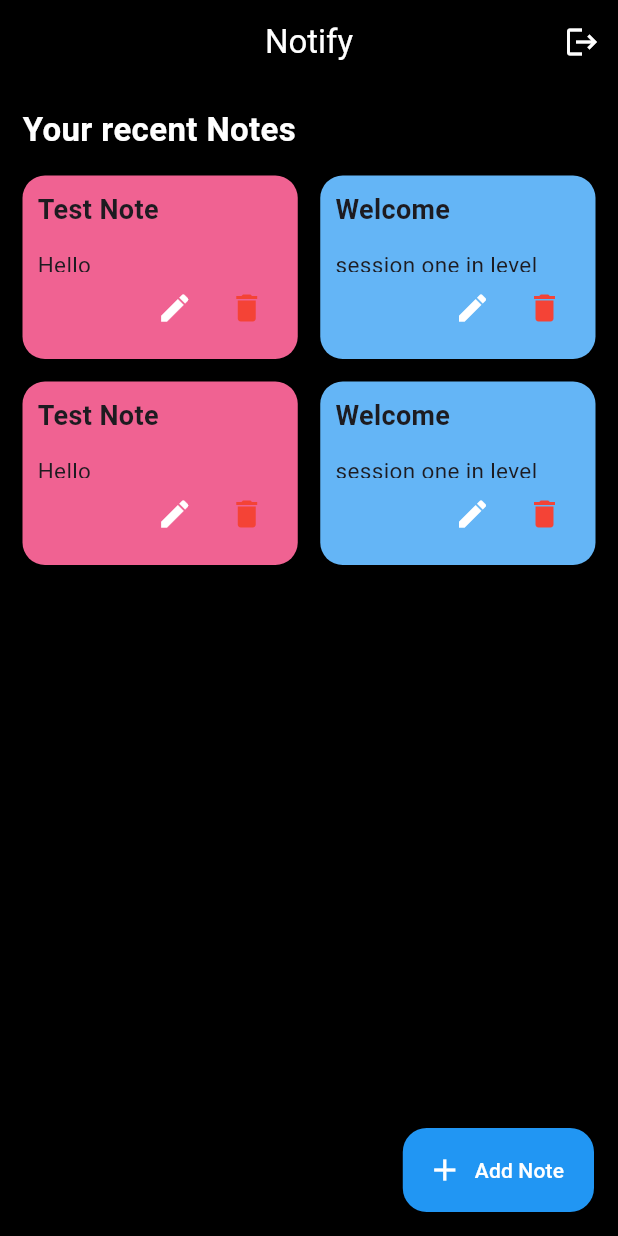
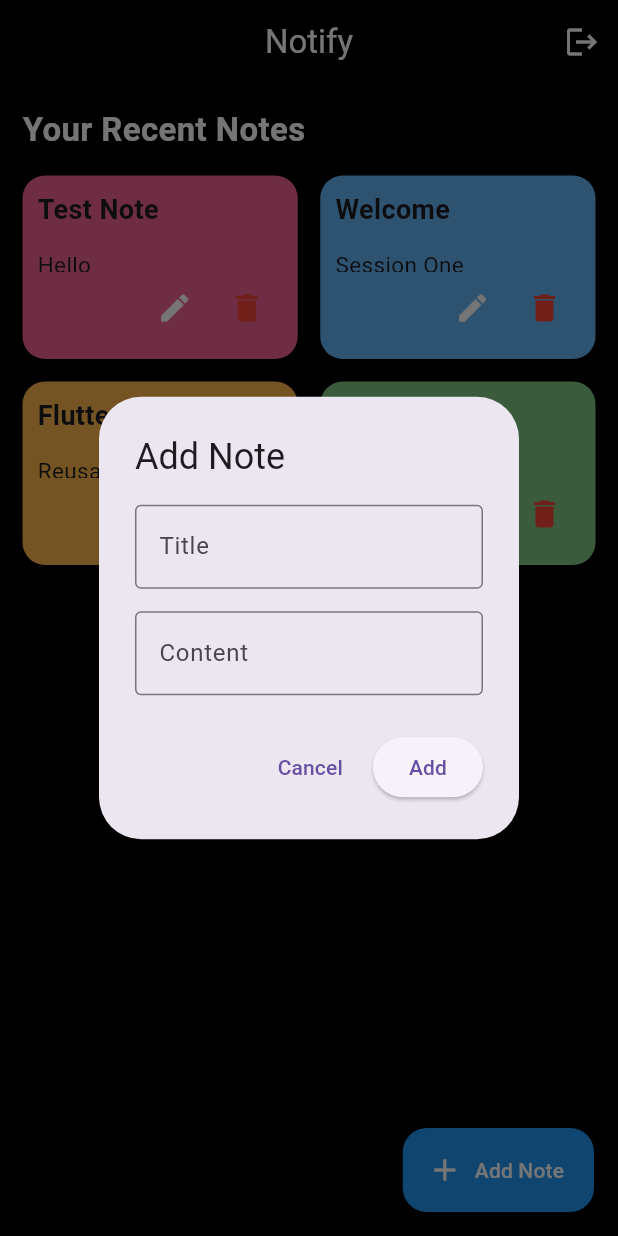
Before and after one commit to nourhan312/Notes-App-3c, a Flutter app: the HomeScreen screen opened directly, after a tap on "Add Note", on a phone screen of 412 x 824 dp. Run offline on Flutter 3.47's test engine with Material 3 defaults, Android fonts, the light colour scheme and no system bars; our stand-ins replace cloud_firestore, firebase_auth, firebase_core, shared_preferences; accounts and stored records are empty.

Commit message:
add firebase store and add note dialog

```diff
--- a/lib/main.dart
+++ b/lib/main.dart
@@ -20,7 +20,7 @@ class MyApp extends StatelessWidget {
   Widget build(BuildContext context) {
     return MaterialApp(
       debugShowCheckedModeBanner: false,
-      home: HomeScreen(),
+      home: SplashScreen(),
     );
   }
 }
--- a/lib/models/note_model.dart
+++ b/lib/models/note_model.dart
@@ -8,4 +8,22 @@ NoteModel({
   required this.title ,
   required this.content,
   required this.color});
+
+
+
+  Map<String, dynamic> toMap() {
+    return {
+      "title": title,
+      "content": content,
+      "color": color.value,
+    };
+  }
+
+  factory NoteModel.fromMap(Map<String, dynamic> map) {
+    return NoteModel(
+      title: map["title"],
+      content: map["content"],
+      color: Color(map["color"]),
+    );
+  }
 }
--- a/lib/screens/home_screen.dart
+++ b/lib/screens/home_screen.dart
@@ -1,10 +1,8 @@
-
-
 import 'package:flutter/material.dart';
 import 'package:note_app_adam/models/note_model.dart';
 import 'package:note_app_adam/widgets/note_card.dart';
-
 import '../services/firebase_auth.dart';
+import '../services/firestore_service.dart';
 
 class HomeScreen extends StatefulWidget {
   const HomeScreen({super.key});
@@ -14,68 +12,181 @@ class HomeScreen extends StatefulWidget {
 }
 
 class _HomeScreenState extends State<HomeScreen> {
-
-
-  List <NoteModel> notes = [
-    NoteModel(title: "Test Note", content: "Hello ", color: Colors.pink.shade300),
-    NoteModel(title: "Welcome", content: "session one in level ", color: Colors.blue.shade300),
-    NoteModel(title: "Test Note", content: "Hello ", color: Colors.pink.shade300),
-    NoteModel(title: "Welcome", content: "session one in level ", color: Colors.blue.shade300),
+  List<NoteModel> notes = [
+    NoteModel(
+      title: "Test Note",
+      content: "Hello",
+      color: Colors.pink.shade300,
+    ),
+    NoteModel(
+      title: "Welcome",
+      content: "Session One",
+      color: Colors.blue.shade300,
+    ),
+    NoteModel(
+      title: "Flutter",
+      content: "Reusable Widgets",
+      color: Colors.orange.shade300,
+    ),
+    NoteModel(
+      title: "Note App",
+      content: "GridView Builder",
+      color: Colors.green.shade300,
+    ),
   ];
 
+  final formKey = GlobalKey<FormState>();
+
+  final TextEditingController titleController = TextEditingController();
+  final TextEditingController contentController = TextEditingController();
 
   @override
   Widget build(BuildContext context) {
-
     AuthService authService = AuthService();
-
+    final FirestoreService firestoreService = FirestoreService();
 
     return Scaffold(
-      /// appbar - body - drawer - floating action buttons
-      floatingActionButton: FloatingActionButton.extended(onPressed: (){},
-          label: Text("Add Note", style: TextStyle(color: Colors.white),),
+      backgroundColor: Colors.black,
+
+      floatingActionButton: FloatingActionButton.extended(
         backgroundColor: Colors.blue,
-      icon: Icon(Icons.add,color: Colors.white,),
+        icon: const Icon(Icons.add, color: Colors.white),
+        label: const Text(
+          "Add Note",
+          style: TextStyle(color: Colors.white),
         ),
-      backgroundColor: Colors.black,
+        onPressed: () {
+          showDialog(
+            context: context,
+            builder: (_) {
+              return AlertDialog(
+                title: const Text("Add Note"),
+                content: Form(
+                  key: formKey,
+                  child: Column(
+                    mainAxisSize: MainAxisSize.min,
+                    children: [
+                      TextFormField(
+                        controller: titleController,
+                        validator: (value) {
+                          if (value!.isEmpty) {
+                            return "Enter title";
+                          }
+                          return null;
+                        },
+                        decoration: const InputDecoration(
+                          labelText: "Title",
+                          border: OutlineInputBorder(),
+                        ),
+                      ),
+                      const SizedBox(height: 15),
+                      TextFormField(
+                        controller: contentController,
+                        validator: (value) {
+                          if (value!.isEmpty) {
+                            return "Enter note content";
+                          }
+                          return null;
+                        },
+                        decoration: const InputDecoration(
+                          labelText: "Content",
+                          border: OutlineInputBorder(),
+                        ),
+                      ),
+                    ],
+                  ),
+                ),
+                actions: [
+                  TextButton(
+                    onPressed: () {
+                      titleController.clear();
+                      contentController.clear();
+                      Navigator.pop(context);
+                    },
+                    child: const Text("Cancel"),
+                  ),
+                  ElevatedButton(
+                    onPressed: () {
+                      if (formKey.currentState!.validate()) {
+                        notes.add(
+                          NoteModel(
+                            title: titleController.text,
+                            content: contentController.text,
+                           color: Colors.deepOrange.shade300
+                          )
+                        );
+
+                        setState(() {});
+
+                        titleController.clear();
+                        contentController.clear();
+
+                        Navigator.pop(context);
+                      }
+                    },
+                    child: const Text("Add"),
+                  ),
+                ],
+              );
+            },
+          );
+        },
+      ),
+
       appBar: AppBar(
         backgroundColor: Colors.black,
-
         centerTitle: true,
-        title: Text("Notify", style: TextStyle(color: Colors.white),),
+        title: const Text(
+          "Notify",
+          style: TextStyle(color: Colors.white),
+        ),
         actions: [
           IconButton(
             onPressed: () async {
               await authService.logout();
             },
-            icon: Icon(Icons.logout, color: Colors.white,),
+            icon: const Icon(
+              Icons.logout,
+              color: Colors.white,
+            ),
           ),
         ],
       ),
-      body:   Padding(
-        padding: const EdgeInsets.all(15.0),
+
+      body: Padding(
+        padding: const EdgeInsets.all(15),
         child: Column(
           crossAxisAlignment: CrossAxisAlignment.start,
           children: [
-            Text("Your recent Notes", style: TextStyle(color: Colors.white, fontSize: 22, fontWeight: FontWeight.bold ),),
-           SizedBox(
-             height: 15,
+            const Text(
+              "Your Recent Notes",
+              style: TextStyle(
+                color: Colors.white,
+                fontSize: 22,
+                fontWeight: FontWeight.bold,
               ),
+            ),
+            const SizedBox(height: 15),
             Expanded(
               child: GridView.builder(
                 itemCount: notes.length,
-                   gridDelegate: SliverGridDelegateWithFixedCrossAxisCount(
+                gridDelegate:
+                const SliverGridDelegateWithFixedCrossAxisCount(
+                  crossAxisCount: 2,
                   crossAxisSpacing: 15,
                   mainAxisSpacing: 15,
                   childAspectRatio: 1.5,
-                   crossAxisCount: 2),
-                   itemBuilder: (context, index){
-                     return NoteCard(model: notes[index] );
-                   }),
-             )
+                ),
+                itemBuilder: (context, index) {
+                  return NoteCard(
+                    model: notes[index],
+                  );
+                },
+              ),
+            ),
           ],
         ),
-      )
+      ),
     );
   }
 }
--- a/lib/screens/login_in_page.dart
+++ b/lib/screens/login_in_page.dart
@@ -24,6 +24,7 @@ class _LoginPageState extends State<LoginPage> {
   @override
   Widget build(BuildContext context) {
     return Scaffold(
+      backgroundColor: Colors.black,
       body: Form(
         key: formKey,
         child: Padding(
--- a/lib/screens/signup_page.dart
+++ b/lib/screens/signup_page.dart
@@ -26,6 +26,7 @@ class _SignupPageState extends State<SignupPage> {
   @override
   Widget build(BuildContext context) {
     return Scaffold(
+      backgroundColor: Colors.black,
       body: Form(
         key: formKey,
         child: Padding(
--- a/lib/screens/splash_screen.dart
+++ b/lib/screens/splash_screen.dart
@@ -42,6 +42,7 @@ return LoginPage();
   @override
   Widget build(BuildContext context) {
     return Scaffold(
+      backgroundColor: Colors.black,
       body: Center(child: SizedBox(
           height: 200,
           width: 200,
--- /dev/null
+++ b/lib/services/firestore_service.dart
@@ -0,0 +1,20 @@
+import 'package:cloud_firestore/cloud_firestore.dart';
+import '../models/note_model.dart';
+
+class FirestoreService {
+  final FirebaseFirestore firestore = FirebaseFirestore.instance;
+
+  // Future<void> addNote(NoteModel note) async {
+  //   await firestore.collection("notes").add({
+  //     "title": note.title,
+  //     "content": note.content,
+  //     "color": note.color.value,
+  //   });
+  // }
+
+  Future<void> addNote(NoteModel note) async {
+    await firestore
+        .collection("notes")
+        .add(note.toMap());
+  }
+}
--- a/pubspec.yaml
+++ b/pubspec.yaml
@@ -37,6 +37,7 @@ dependencies:
   firebase_core: ^4.11.0
   firebase_auth: ^6.5.4
   shared_preferences: ^2.5.5
+  cloud_firestore: ^6.7.1
 
 dev_dependencies:
   flutter_test:
```
Also changed, not shown: lib/widgets/add_note_dialog.dart (added, +69 -0 lines), pubspec.lock. Lines whose indentation alone changed are shown as unchanged.
